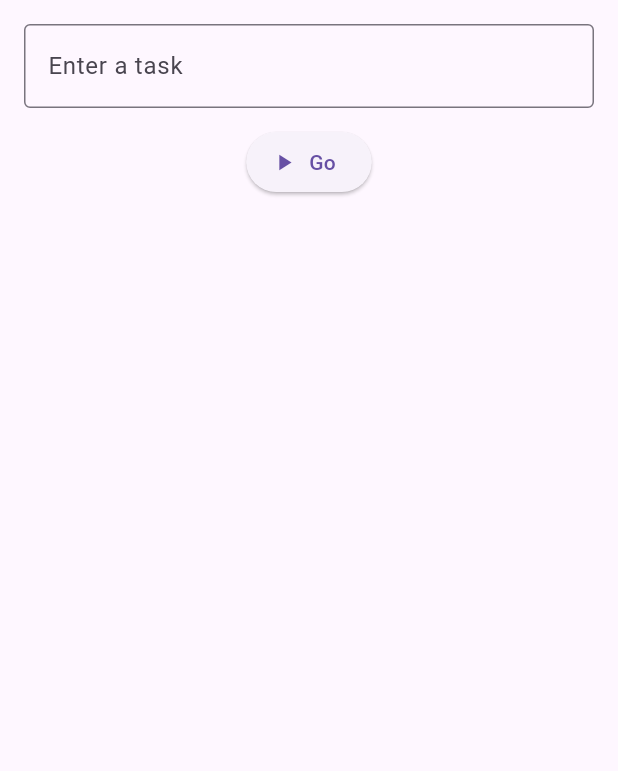
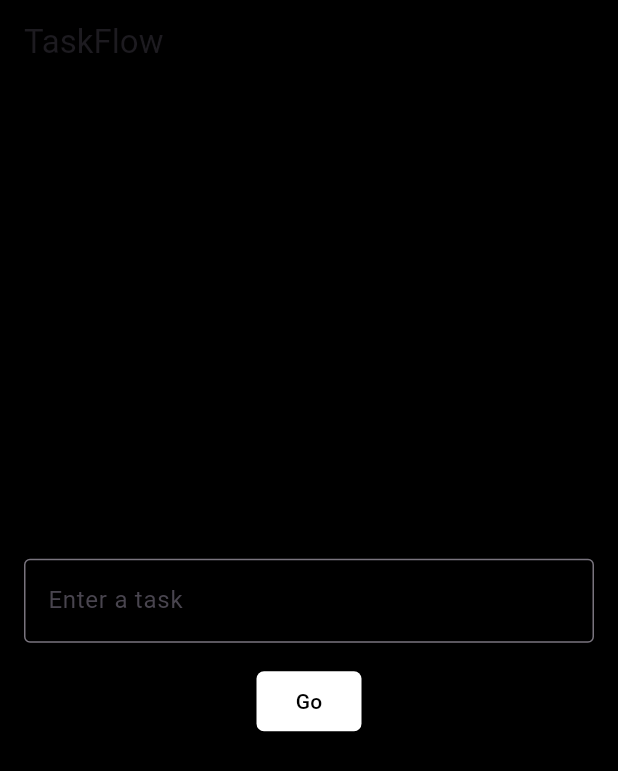
Before and after one commit to AnandhuA/TaskFlow-, a Flutter app: the screen it shows after launch, after a tap on "Go", on a phone screen of 412 x 824 dp. Shown: the top 771 px of the screen. Run offline on Flutter 3.47's test engine with Material 3 defaults, Android fonts, the phone set to English and light mode, and no system bars; our stand-ins replace flutter_bloc, hive_flutter, lottie; accounts and stored records are empty.

```diff
--- /dev/null
+++ b/lib/bloc/chat/chat_state.dart
@@ -0,0 +1,20 @@
+part of 'chat_cubit.dart';
+
+@immutable
+sealed class ChatState {}
+
+final class ChatInitial extends ChatState {}
+
+final class ChatLoadingState extends ChatState {}
+
+final class ChatLoadedState extends ChatState {
+  final ResultModel resultModel;
+
+  ChatLoadedState({required this.resultModel});
+}
+
+final class ChatErrorState extends ChatState {
+  final ResultModel resultModel;
+
+  ChatErrorState({required this.resultModel});
+}
--- a/lib/main.dart
+++ b/lib/main.dart
@@ -1,7 +1,18 @@
 import 'package:flutter/material.dart';
+import 'package:flutter_bloc/flutter_bloc.dart';
+import 'package:hive_flutter/adapters.dart';
+import 'package:path_provider/path_provider.dart';
+import 'package:task_flow/bloc/chat/chat_cubit.dart';
+import 'package:task_flow/models/task_model.dart';
 import 'package:task_flow/screens/home_screen.dart';
 
-void main() {
+void main() async {
+  WidgetsFlutterBinding.ensureInitialized();
+
+  final dir = await getApplicationDocumentsDirectory();
+  Hive.init(dir.path);
+  Hive.registerAdapter(TaskPlanAdapter());
+  Hive.registerAdapter(SubTaskAdapter());
   runApp(const MyApp());
 }
 
@@ -10,12 +21,15 @@ class MyApp extends StatelessWidget {
 
   @override
   Widget build(BuildContext context) {
-    return MaterialApp(
-      debugShowCheckedModeBanner: false,
-      home: HomeScreen(),
-      theme: ThemeData.light(),
-      darkTheme: ThemeData.dark(),
-      themeMode: ThemeMode.system,
+    return MultiBlocProvider(
+      providers: [BlocProvider(create: (context) => ChatCubit())],
+      child: MaterialApp(
+        debugShowCheckedModeBanner: false,
+        home: HomeScreen(),
+        theme: ThemeData.light(),
+        darkTheme: ThemeData.dark(),
+        themeMode: ThemeMode.system,
+      ),
     );
   }
 }
--- /dev/null
+++ b/lib/models/task_model.dart
@@ -0,0 +1,51 @@
+import 'package:hive_flutter/adapters.dart';
+part 'task_model.g.dart';
+
+class ResultModel {
+  final TaskPlan? taskPlan;
+  final String errorMessage;
+
+  ResultModel({this.taskPlan, required this.errorMessage});
+}
+
+@HiveType(typeId: 0)
+class TaskPlan {
+  @HiveField(0)
+  final String title;
+  @HiveField(1)
+  final List<SubTask> subtasks;
+  @HiveField(2)
+  final DateTime? createdAt;
+
+  TaskPlan({
+    required this.title,
+    required this.subtasks,
+     this.createdAt,
+  });
+}
+
+@HiveType(typeId: 1)
+class SubTask {
+  @HiveField(0)
+  final String title;
+  @HiveField(1)
+  final String priority;
+  @HiveField(2)
+  final List<String> steps;
+  @HiveField(3)
+  bool completed;
+
+  SubTask({
+    required this.title,
+    required this.priority,
+    required this.steps,
+    this.completed = false,
+  });
+}
+
+class SubTaskWrapper {
+  final SubTask subtask;
+  bool selected;
+
+  SubTaskWrapper({required this.subtask, this.selected = false});
+}
--- a/lib/screens/home_screen.dart
+++ b/lib/screens/home_screen.dart
@@ -1,10 +1,8 @@
-import 'dart:convert';
-import 'dart:developer';
-
 import 'package:flutter/material.dart';
-import 'package:http/http.dart' as http;
-import 'package:task_flow/core/key.dart';
-import 'package:task_flow/core/urls.dart';
+import 'package:flutter_bloc/flutter_bloc.dart';
+import 'package:lottie/lottie.dart';
+import 'package:task_flow/bloc/chat/chat_cubit.dart';
+import 'package:task_flow/screens/result_screen.dart';
 
 class HomeScreen extends StatefulWidget {
   const HomeScreen({super.key});
@@ -15,92 +13,119 @@ class HomeScreen extends StatefulWidget {
 
 class _HomeScreenState extends State<HomeScreen> {
   final TextEditingController _taskController = TextEditingController();
-  String _response = '';
-  bool _isLoading = false;
-  Future<void> _generateSubTasks() async {
-    final String task = _taskController.text.trim();
-    if (task.isEmpty) return;
-
-    setState(() {
-      _isLoading = true;
-      _response = '';
-    });
-
-    try {
-      final res = await http.post(
-        Uri.parse(Urls.url),
-        headers: {
-          'Authorization': 'Bearer $apiKey2',
-          'Content-Type': 'application/json',
-          'HTTP-Referer':
-              'https://taskflow.app',
-          'X-Title': 'TaskFlow',
-        },
-        body: jsonEncode({
-          "model": "mistralai/mistral-7b-instruct",
-          "messages": [
-            {
-              "role": "system",
-              "content":
-                  "You are an assistant that helps users break down tasks into subtasks with priority.",
-            },
-            {
-              "role": "user",
-              "content": "Split and prioritize this task: $task",
-            },
-          ],
-          "temperature": 0.7,
-        }),
-      );
-
-      if (res.statusCode == 200) {
-        final data = jsonDecode(res.body);
-        final content = data['choices'][0]['message']['content'];
-        log(content);
-        setState(() => _response = content);
-      } else {
-        log(res.body);
-        setState(() => _response = 'Error: ${res.body}');
-      }
-    } catch (e) {
-      log(e.toString());
-      setState(() => _response = 'Error: $e');
-    } finally {
-      setState(() => _isLoading = false);
-    }
-  }
 
   @override
   Widget build(BuildContext context) {
     return Scaffold(
+      backgroundColor: Colors.black,
+      appBar: AppBar(
+        backgroundColor: Colors.black,
+        title: const Text("TaskFlow"),
+      ),
       body: Padding(
         padding: const EdgeInsets.all(16.0),
         child: Column(
+          mainAxisAlignment: MainAxisAlignment.center,
           children: [
             TextField(
               controller: _taskController,
+              minLines: 1,
+              maxLines: 10,
               decoration: const InputDecoration(
                 labelText: 'Enter a task',
                 border: OutlineInputBorder(),
               ),
             ),
-            const SizedBox(height: 12),
-            ElevatedButton.icon(
-              onPressed: _isLoading ? null : _generateSubTasks,
-              icon: const Icon(Icons.play_arrow),
-              label: const Text("Go"),
+            const SizedBox(height: 15),
+            BlocConsumer<ChatCubit, ChatState>(
+              listener: (context, state) {
+                //---------- chat loaded state ----------------
+                if (state is ChatLoadedState) {
+                  if (state.resultModel.taskPlan != null) {
+                    Navigator.push(
+                      context,
+                      MaterialPageRoute(
+                        builder: (context) => ResultScreen(
+                          parsedTask: state.resultModel.taskPlan!,
+                        ),
+                      ),
+                    );
+                  } else {
+                    ScaffoldMessenger.of(context).showSnackBar(
+                      const SnackBar(
+                        duration: Duration(milliseconds: 500),
+                        content: Text(
+                          "Failed to parse task response.",
+                          style: TextStyle(color: Colors.white),
+                        ),
+                        backgroundColor: Colors.redAccent,
+                      ),
+                    );
+                  }
+                }
+                // ------------ chat error state -------------
+                else if (state is ChatErrorState) {
+                  ScaffoldMessenger.of(context).showSnackBar(
+                    SnackBar(
+                      duration: Duration(milliseconds: 500),
+                      content: Text(
+                        state.resultModel.errorMessage,
+                        style: TextStyle(color: Colors.white),
+                      ),
+                      backgroundColor: Colors.red,
+                    ),
+                  );
+                }
+              },
+              builder: (context, state) {
+                if (state is ChatLoadingState) {
+                  return TextButton(
+                    onPressed: () {},
+                    style: TextButton.styleFrom(
+                      minimumSize: Size(70, 40),
+                      backgroundColor: Colors.white,
+                      shape: RoundedRectangleBorder(
+                        borderRadius: BorderRadiusGeometry.circular(5),
+                      ),
+                    ),
+                    child: Lottie.asset(
+                      "assets/animations/loading.json",
+                      height: 30,
+                      width: 20,
+                    ),
+                  );
+                }
+                return TextButton(
+                  onPressed: () {
+                    if (_taskController.text.isNotEmpty) {
+                      context.read<ChatCubit>().chatButtonClick(
+                        task: _taskController.text,
+                      );
+                    } else {
+                      ScaffoldMessenger.of(context).showSnackBar(
+                        SnackBar(
+                          duration: Duration(milliseconds: 500),
+                          content: Text(
+                            "Type Task.....",
+                            style: TextStyle(color: Colors.white),
+                          ),
+                          backgroundColor: Colors.red,
+                        ),
+                      );
+                    }
+                  },
+                  style: TextButton.styleFrom(
+                    minimumSize: Size(70, 40),
+                    backgroundColor: Colors.white,
+                    shape: RoundedRectangleBorder(
+                      borderRadius: BorderRadiusGeometry.circular(5),
+                    ),
+                  ),
+                  child: Text("Go", style: TextStyle(color: Colors.black)),
+                );
+              },
             ),
             const SizedBox(height: 16),
-            _isLoading
-                ? const CircularProgressIndicator()
-                : Expanded(
-                    child: SingleChildScrollView(
-                      child: Text(
-                        _response,
-                        style: const TextStyle(fontSize: 16),
-                      ),
-                    ),
-                  ),
           ],
         ),
       ),
```
Also changed, not shown: assets/animations/loading.json (added, +1 -0 lines), lib/bloc/chat/chat_cubit.dart (added, +32 -0 lines), lib/data/chat_repo.dart (added, +43 -0 lines), lib/data/hive_repo.dart (added, +22 -0 lines), lib/screens/result_screen.dart (added, +137 -0 lines), lib/utils/parser.dart (added, +47 -0 lines), pubspec.yaml (+12 -64 lines), lib/models/task_model.g.dart (added), pubspec.lock, 1 other file.
